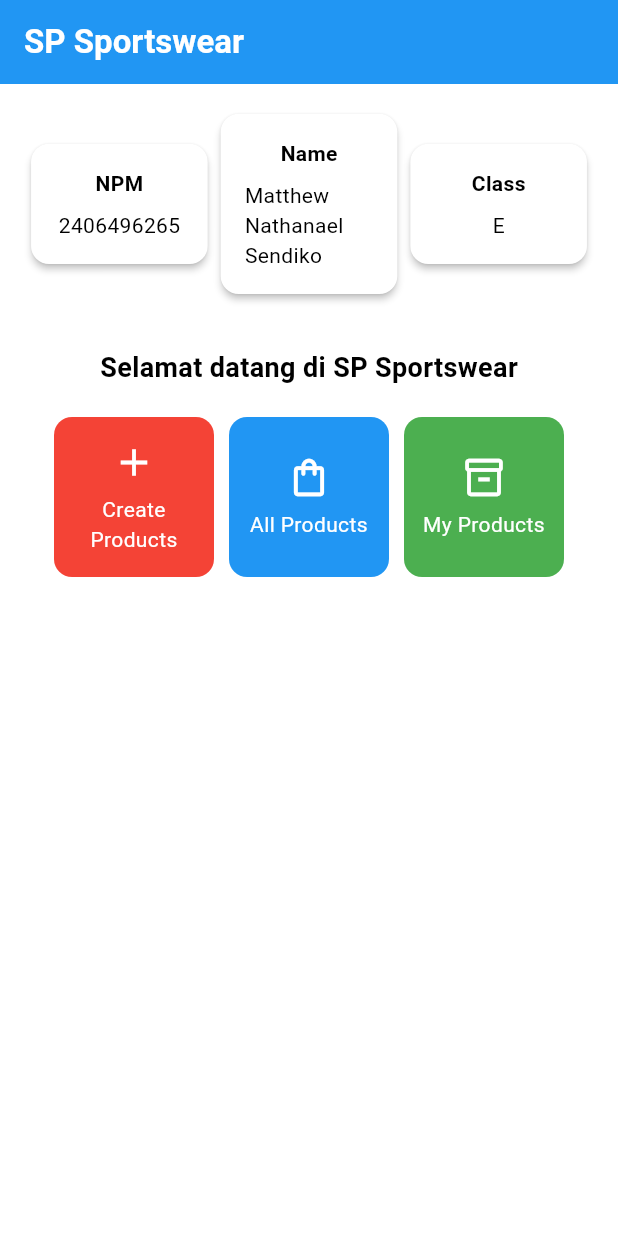
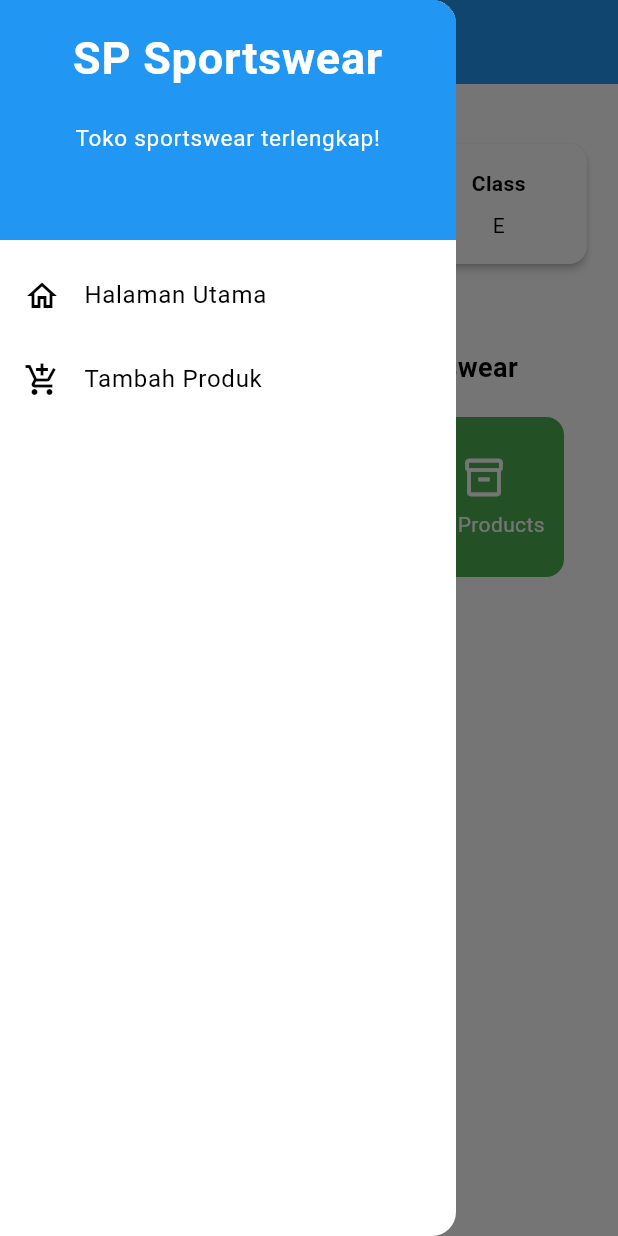
Before and after one commit to matthewnathanael/sp-sportswear-mobile, a Flutter app: the screen it shows after launch, with the side drawer open (before the commit the screen has no drawer), on a phone screen of 412 x 824 dp. Run offline on Flutter 3.47's test engine with Material 3 defaults, Android fonts, the phone set to English and light mode, and no system bars.

Commit message:
Tugas 8: Finished, menambahkan form, drawer, mengimplementasikan navigasi halaman sebagai routing ke halaman lain, reorganize file dan dibagi menjadi screens dan widget, etc

```diff
--- a/lib/main.dart
+++ b/lib/main.dart
@@ -1,5 +1,5 @@
 import 'package:flutter/material.dart';
-import 'package:sp_sportswear_mobile/menu.dart';
+import 'package:sp_sportswear_mobile/screen/menu.dart';
 
 void main() {
   runApp(const MyApp());
@@ -32,8 +32,7 @@
         colorScheme: ColorScheme.fromSwatch(primarySwatch: Colors.blue)
             .copyWith(secondary: Colors.blueAccent[400]),
       ),
-      home: MyHomePage( colorScheme: ColorScheme.fromSwatch(primarySwatch: Colors.blue)
-          .copyWith(secondary: Colors.blueAccent[400]),),
+      home: MyHomePage(),
     );
   }
 }
--- a/lib/menu.dart
+++ b/lib/screen/menu.dart
@@ -1,7 +1,9 @@
 import 'package:flutter/material.dart';
+import 'package:sp_sportswear_mobile/widgets/left_drawer.dart'; // Import drawer
+import 'package:sp_sportswear_mobile/widgets/product_card.dart'; // Import card
 
 class MyHomePage extends StatelessWidget {
-  MyHomePage({super.key, required ColorScheme colorScheme});
+  MyHomePage({super.key});
 
   final String nama = "Matthew Nathanael Sendiko"; //nama
   final String npm = "2406496265"; //npm
@@ -21,9 +23,7 @@
   Widget build(BuildContext context) {
     // Scaffold menyediakan struktur dasar halaman dengan AppBar dan body.
     return Scaffold(
-      // AppBar adalah bagian atas halaman yang menampilkan judul.
       appBar: AppBar(
-        // Judul aplikasi "SP Sportswear" dengan teks putih dan tebal.
         title: const Text(
           'SP Sportswear',
           style: TextStyle(
@@ -31,13 +31,10 @@
             fontWeight: FontWeight.bold,
           ),
         ),
-        // Warna latar belakang AppBar diambil dari skema warna tema aplikasi.
-        backgroundColor: Theme
-            .of(context)
-            .colorScheme
-            .primary,
+        backgroundColor: Theme.of(context).colorScheme.primary,
       ),
       // Body halaman dengan padding di sekelilingnya.
+      drawer: const LeftDrawer(),
       body: Padding(
         padding: const EdgeInsets.all(16.0),
         // Menyusun widget secara vertikal dalam sebuah kolom.
@@ -132,65 +129,3 @@
     );
   }
 }
-
-class ItemHomepage {
-  final String name;
-  final IconData icon;
-  final Color color; // Menambahkan properti warna
-
-  ItemHomepage(this.name, this.icon, this.color);
-}
-
-class ItemCard extends StatelessWidget {
-  // Menampilkan kartu dengan ikon dan nama.
-
-  final ItemHomepage item;
-  const ItemCard(this.item, {super.key});
-
-
-  @override
-  Widget build(BuildContext context) {
-    return Material(
-      // Menentukan warna latar belakang dari tema aplikasi.
-      color: item.color,
-      // Membuat sudut kartu melengkung.
-      borderRadius: BorderRadius.circular(12),
-
-      child: InkWell(
-        // Aksi ketika kartu ditekan.
-        onTap: () {
-          // Menampilkan pesan SnackBar saat kartu ditekan.
-          ScaffoldMessenger.of(context)
-            ..hideCurrentSnackBar()
-            ..showSnackBar(
-                SnackBar(content: Text("Kamu telah menekan tombol ${item.name}!"))
-            );
-        },
-        // Container untuk menyimpan Icon dan Text
-        child: Container(
-          padding: const EdgeInsets.all(8),
-          child: Center(
-            child: Column(
-              // Menyusun ikon dan teks di tengah kartu.
-              mainAxisAlignment: MainAxisAlignment.center,
-              children: [
-                Icon(
-                  item.icon,
-                  color: Colors.white,
-                  size: 30.0,
-                ),
-                const Padding(padding: EdgeInsets.all(3)),
-                Text(
-                  item.name,
-                  textAlign: TextAlign.center,
-                  style: const TextStyle(color: Colors.white),
-                ),
-              ],
-            ),
-          ),
-        ),
-      ),
-    );
-  }
-
-}
--- /dev/null
+++ b/lib/widgets/left_drawer.dart
@@ -0,0 +1,70 @@
+import 'package:flutter/material.dart';
+import 'package:sp_sportswear_mobile/screen/menu.dart';
+import 'package:sp_sportswear_mobile/screen/product_form.dart'; // Import halaman form baru
+
+class LeftDrawer extends StatelessWidget {
+  const LeftDrawer({super.key});
+
+  @override
+  Widget build(BuildContext context) {
+    return Drawer(
+      child: ListView(
+        children: [
+          const DrawerHeader(
+            decoration: BoxDecoration(
+              color: Colors.blue,
+            ),
+            child: Column(
+              children: [
+                Text(
+                  'SP Sportswear', // Judul diubah
+                  textAlign: TextAlign.center,
+                  style: TextStyle(
+                    fontSize: 30,
+                    fontWeight: FontWeight.bold,
+                    color: Colors.white,
+                  ),
+                ),
+                Padding(padding: EdgeInsets.all(10)),
+                Text(
+                  "Toko sportswear terlengkap!", // Deskripsi diubah
+                  textAlign: TextAlign.center,
+                  style: TextStyle(
+                    fontSize: 15,
+                    color: Colors.white,
+                    fontWeight: FontWeight.normal,
+                  ),
+                ),
+              ],
+            ),
+          ),
+          ListTile(
+            leading: const Icon(Icons.home_outlined),
+            title: const Text('Halaman Utama'), // Teks diubah
+            // Bagian redirection ke MyHomePage
+            onTap: () {
+              Navigator.pushReplacement(
+                  context,
+                  MaterialPageRoute(
+                    builder: (context) => MyHomePage(),
+                  ));
+            },
+          ),
+          ListTile(
+            leading: const Icon(Icons.add_shopping_cart), // Ikon diubah
+            title: const Text('Tambah Produk'), // Teks diubah
+            // Bagian redirection ke ProductFormPage
+            onTap: () {
+              Navigator.push(
+                context,
+                MaterialPageRoute(
+                  builder: (context) => const ProductFormPage(),
+                ),
+              );
+            },
+          ),
+        ],
+      ),
+    );
+  }
+}
--- /dev/null
+++ b/lib/widgets/product_card.dart
@@ -0,0 +1,68 @@
+import 'package:flutter/material.dart';
+import 'package:sp_sportswear_mobile/screen/product_form.dart'; // Import halaman form
+
+// Model untuk item di homepage
+class ItemHomepage {
+  final String name;
+  final IconData icon;
+  final Color color; // Properti warna tetap ada
+
+  ItemHomepage(this.name, this.icon, this.color);
+}
+
+// Widget untuk kartu item
+class ItemCard extends StatelessWidget {
+  final ItemHomepage item;
+  const ItemCard(this.item, {super.key});
+
+  @override
+  Widget build(BuildContext context) {
+    return Material(
+      color: item.color, // Warna diambil dari item
+      borderRadius: BorderRadius.circular(12),
+      child: InkWell(
+        onTap: () {
+          // Menampilkan pesan SnackBar saat kartu ditekan.
+          ScaffoldMessenger.of(context)
+            ..hideCurrentSnackBar()
+            ..showSnackBar(SnackBar(
+                content: Text("Kamu telah menekan tombol ${item.name}!")));
+
+          // Cek jika nama item adalah "Create Products" dan navigasi
+          if (item.name == "Create Products") {
+            Navigator.push(
+              context,
+              MaterialPageRoute(
+                builder: (context) => const ProductFormPage(),
+              ),
+            );
+          }
+          // Anda bisa menambahkan else if untuk tombol lain di sini
+          // else if (item.name == "All Products") { ... }
+          // else if (item.name == "My Products") { ... }
+        },
+        child: Container(
+          padding: const EdgeInsets.all(8),
+          child: Center(
+            child: Column(
+              mainAxisAlignment: MainAxisAlignment.center,
+              children: [
+                Icon(
+                  item.icon,
+                  color: Colors.white,
+                  size: 30.0,
+                ),
+                const Padding(padding: EdgeInsets.all(3)),
+                Text(
+                  item.name,
+                  textAlign: TextAlign.center,
+                  style: const TextStyle(color: Colors.white),
+                ),
+              ],
+            ),
+          ),
+        ),
+      ),
+    );
+  }
+}
```
Also changed, not shown: lib/screen/product_form.dart (added, +251 -0 lines), 1 other file.
